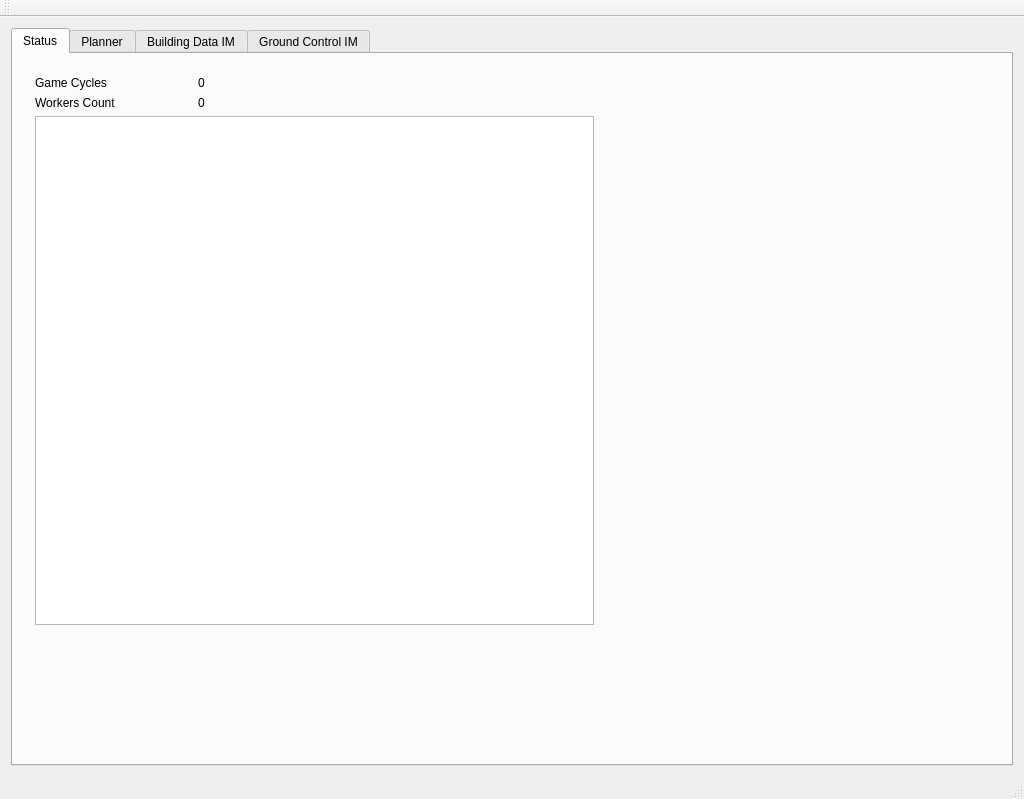
Before: the Qt Designer form src/IStrategizerBWAPIClient/ClientMain.ui in RtsAiResearch/IStrategizer, drawn with Qt 5.
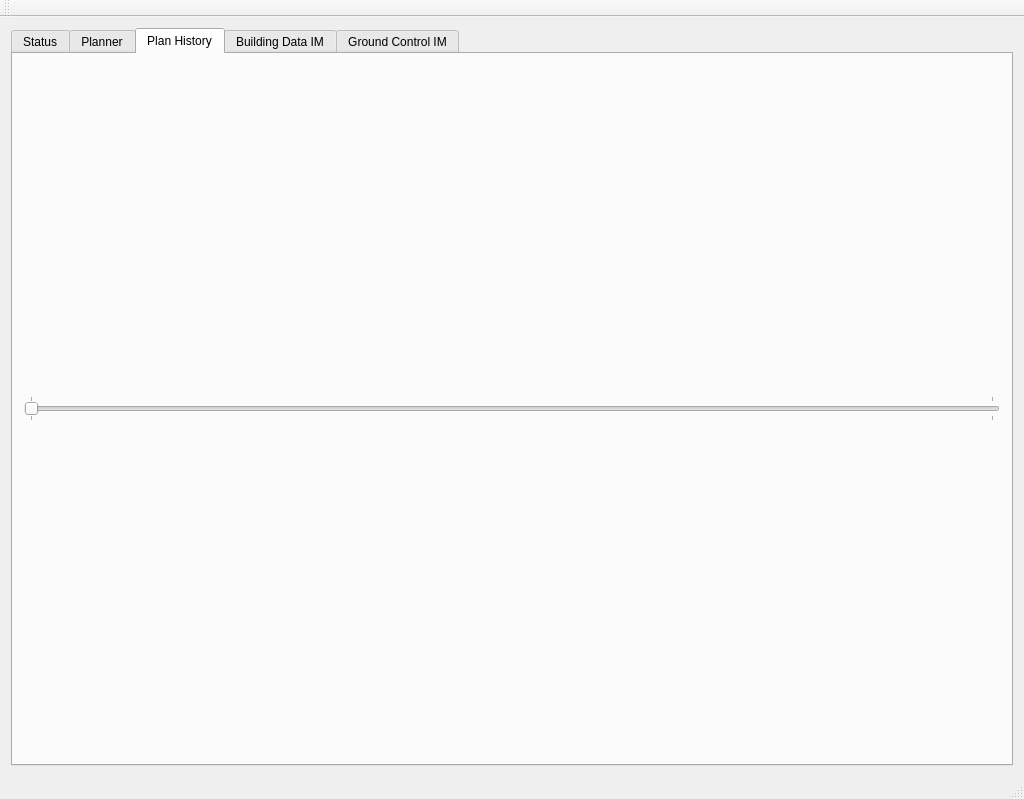
After: the same form once the commit is applied.

Commit message: Visualize engine planning history as a timeline of plan transformations - DataMessage no more delete the data it carries, it is the ownership of the sender

```diff
--- a/src/IStrategizerBWAPIClient/ClientMain.ui
+++ b/src/IStrategizerBWAPIClient/ClientMain.ui
@@ -50,7 +50,7 @@
          <enum>QTabWidget::Rounded</enum>
         </property>
         <property name="currentIndex">
-         <number>0</number>
+         <number>2</number>
         </property>
         <property name="elideMode">
          <enum>Qt::ElideNone</enum>
@@ -72,21 +72,7 @@
            <property name="sizeConstraint">
             <enum>QLayout::SetMinimumSize</enum>
            </property>
-           <item row="5" column="0">
-            <widget class="QLabel" name="lblWorkersCount">
-             <property name="text">
-              <string>Workers Count</string>
-             </property>
-            </widget>
-           </item>
-           <item row="3" column="0">
-            <widget class="QLabel" name="lblGameCycles">
-             <property name="text">
-              <string>Game Cycles</string>
-             </property>
-            </widget>
-           </item>
-           <item row="6" column="0" colspan="5">
+           <item row="6" column="0" colspan="7">
             <widget class="QTableWidget" name="tblWorkerState">
              <property name="font">
               <font>
@@ -161,6 +147,42 @@
           </item>
          </layout>
         </widget>
+        <widget class="QWidget" name="tbPlanHistory">
+         <attribute name="title">
+          <string>Plan History</string>
+         </attribute>
+         <layout class="QGridLayout" name="gridLayout_3">
+          <item row="0" column="0">
+           <layout class="QGridLayout" name="planHistoryLayout">
+            <item row="0" column="0">
+             <widget class="QSlider" name="sldHistoryFrame">
+              <property name="maximum">
+               <number>1</number>
+              </property>
+              <property name="pageStep">
+               <number>1</number>
+              </property>
+              <property name="orientation">
+               <enum>Qt::Horizontal</enum>
+              </property>
+              <property name="invertedAppearance">
+               <bool>false</bool>
+              </property>
+              <property name="invertedControls">
+               <bool>false</bool>
+              </property>
+              <property name="tickPosition">
+               <enum>QSlider::TicksBothSides</enum>
+              </property>
+              <property name="tickInterval">
+               <number>1</number>
+              </property>
+             </widget>
+            </item>
+           </layout>
+          </item>
+         </layout>
+        </widget>
         <widget class="QWidget" name="tbBuildingIM">
          <attribute name="title">
           <string>Building Data IM</string>
```
Left out of the diff: 31 changed lines with no effect on the pictures. The commit also changes 10 other files.
